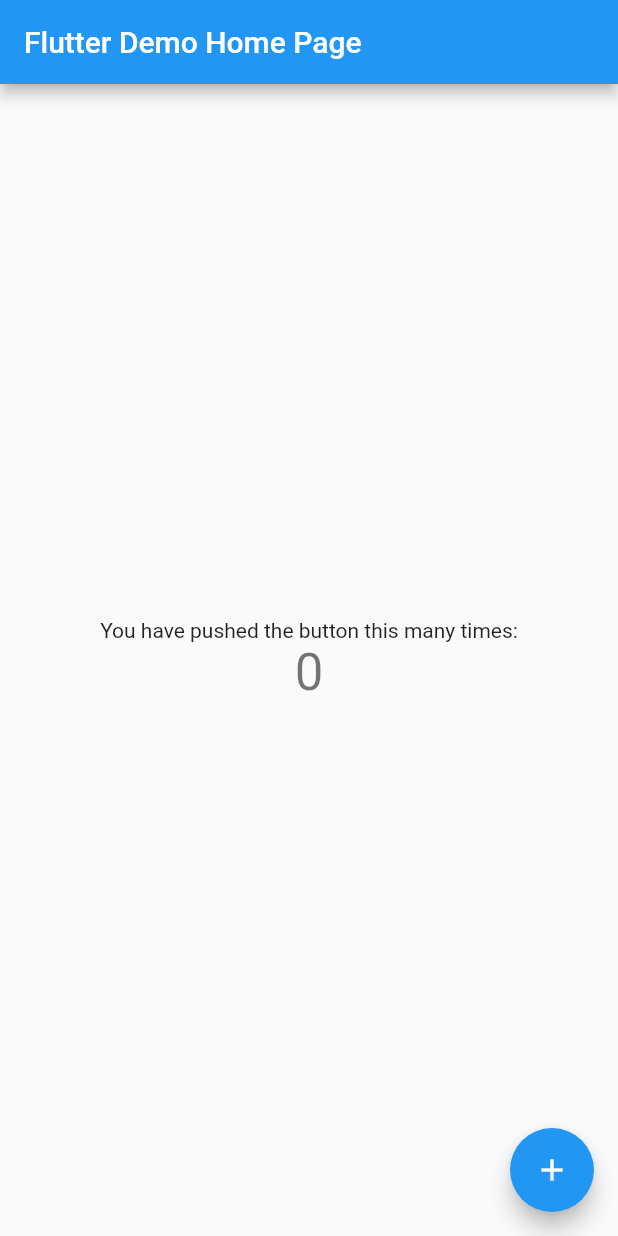
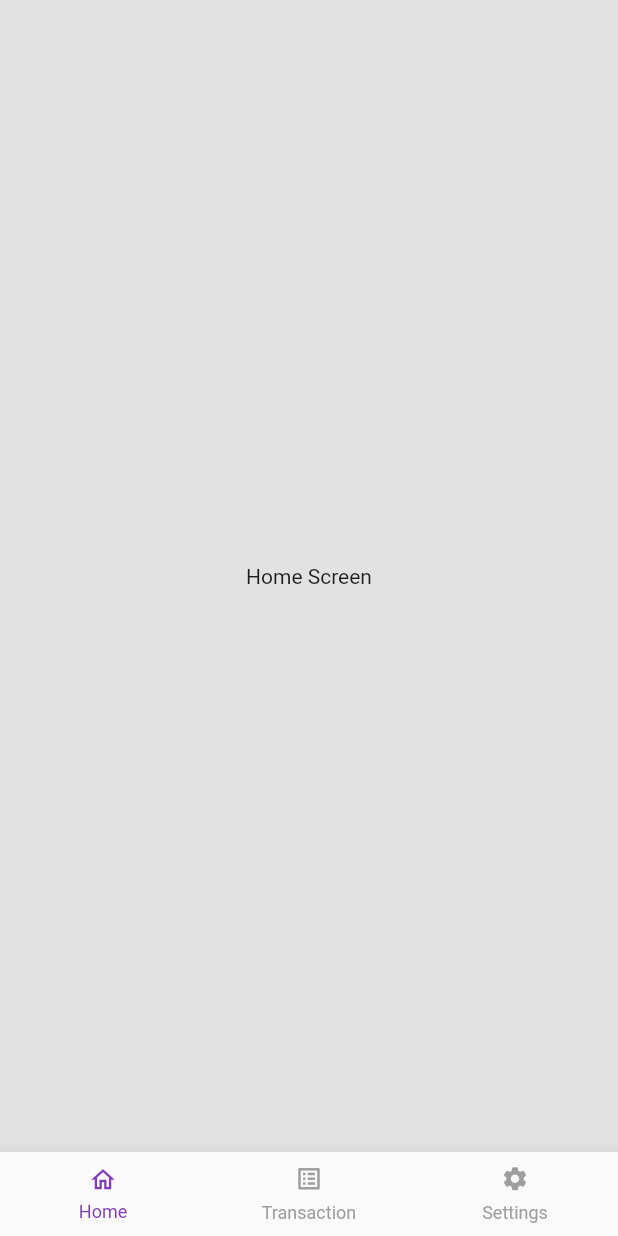
Before and after one commit to Jifflis/myBudget-flutter-app, a Flutter app: the screen it shows after launch, on a phone screen of 412 x 824 dp. Run offline on Flutter 3.47's test engine with Material 2 defaults, Android fonts, the phone set to English and light mode, and no system bars; drawn by our look-alikes of oktoast; our stand-ins replace get.

Commit message:
Add main screen

```diff
--- /dev/null
+++ b/lib/constant/custom_colors.dart
@@ -0,0 +1,20 @@
+import 'package:flutter/material.dart';
+
+class CustomColors {
+  const CustomColors._();
+
+  static const Color gray = Color(0xFF434343);
+  static const Color gray1 = Color(0xFF707070);
+  static const Color gray2 = Color(0xFF9F9F9F);
+  static const Color gray3 = Color(0xFFD6D6D6);
+  static const Color gray4 = Color(0xFFE6E6E6);
+  static const Color gray5 = Color(0xFFF8F8F8);
+  static const Color gray6 = Color(0xFFDBDADA);
+  static const Color gray7 = Color(0xFFCFCFCF);
+  static const Color gray8 = Color(0xFFEFEFEF);
+  static const Color gray9 = Color(0xFFE2E2E2);
+  static const Color gray10 = Color(0xFF4E4E4E);
+  static const Color gray11 = Color(0xFFFAFAFA);
+
+  static const Color violet = Color(0xFF813CB4);
+}
--- /dev/null
+++ b/lib/controller/main_controller.dart
@@ -0,0 +1,17 @@
+import 'dart:async';
+
+import 'package:get/get.dart';
+
+class MainController extends GetxController{
+  final RxInt _selectedBottomIndex = 0.obs;
+
+  StreamController<int> onTabPageChange = StreamController<int>.broadcast();
+
+  set selectedBottomIndex(RxInt index){
+    _selectedBottomIndex.value =  index.value;
+    onTabPageChange.add(index.value);
+  }
+
+  RxInt get selectedBottomIndex =>_selectedBottomIndex;
+
+}
--- a/lib/main.dart
+++ b/lib/main.dart
@@ -1,117 +1,29 @@
 import 'package:flutter/material.dart';
+import 'package:get/get.dart';
+import 'package:mybudget/constant/custom_colors.dart';
+import 'package:mybudget/routes.dart';
+import 'package:oktoast/oktoast.dart';
 
 void main() {
   runApp(MyApp());
 }
 
 class MyApp extends StatelessWidget {
-  // This widget is the root of your application.
   @override
   Widget build(BuildContext context) {
-    return MaterialApp(
+    return OKToast(
+      child: GetMaterialApp(
         title: 'Flutter Demo',
         theme: ThemeData(
-        // This is the theme of your application.
-        //
-        // Try running your application with "flutter run". You'll see the
-        // application has a blue toolbar. Then, without quitting the app, try
-        // changing the primarySwatch below to Colors.green and then invoke
-        // "hot reload" (press "r" in the console where you ran "flutter run",
-        // or simply save your changes to "hot reload" in a Flutter IDE).
-        // Notice that the counter didn't reset back to zero; the application
-        // is not restarted.
-        primarySwatch: Colors.blue,
           // This makes the visual density adapt to the platform that you run
           // the app on. For desktop platforms, the controls will be smaller and
           // closer together (more dense) than on mobile platforms.
           visualDensity: VisualDensity.adaptivePlatformDensity,
         ),
-      home: MyHomePage(title: 'Flutter Demo Home Page'),
+        navigatorKey: Routes.rootNavigatorKey,
+        initialRoute: Routes.SCREEN_MAIN,
+        onGenerateRoute: Routes.onGenerateRoute,
+      ),
     );
   }
 }
-
-class MyHomePage extends StatefulWidget {
-  MyHomePage({Key key, this.title}) : super(key: key);
-
-  // This widget is the home page of your application. It is stateful, meaning
-  // that it has a State object (defined below) that contains fields that affect
-  // how it looks.
-
-  // This class is the configuration for the state. It holds the values (in this
-  // case the title) provided by the parent (in this case the App widget) and
-  // used by the build method of the State. Fields in a Widget subclass are
-  // always marked "final".
-
-  final String title;
-
-  @override
-  _MyHomePageState createState() => _MyHomePageState();
-}
-
-class _MyHomePageState extends State<MyHomePage> {
-  int _counter = 0;
-
-  void _incrementCounter() {
-    setState(() {
-      // This call to setState tells the Flutter framework that something has
-      // changed in this State, which causes it to rerun the build method below
-      // so that the display can reflect the updated values. If we changed
-      // _counter without calling setState(), then the build method would not be
-      // called again, and so nothing would appear to happen.
-      _counter++;
-    });
-  }
-
-  @override
-  Widget build(BuildContext context) {
-    // This method is rerun every time setState is called, for instance as done
-    // by the _incrementCounter method above.
-    //
-    // The Flutter framework has been optimized to make rerunning build methods
-    // fast, so that you can just rebuild anything that needs updating rather
-    // than having to individually change instances of widgets.
-    return Scaffold(
-      appBar: AppBar(
-        // Here we take the value from the MyHomePage object that was created by
-        // the App.build method, and use it to set our appbar title.
-        title: Text(widget.title),
-      ),
-      body: Center(
-        // Center is a layout widget. It takes a single child and positions it
-        // in the middle of the parent.
-        child: Column(
-          // Column is also a layout widget. It takes a list of children and
-          // arranges them vertically. By default, it sizes itself to fit its
-          // children horizontally, and tries to be as tall as its parent.
-          //
-          // Invoke "debug painting" (press "p" in the console, choose the
-          // "Toggle Debug Paint" action from the Flutter Inspector in Android
-          // Studio, or the "Toggle Debug Paint" command in Visual Studio Code)
-          // to see the wireframe for each widget.
-          //
-          // Column has various properties to control how it sizes itself and
-          // how it positions its children. Here we use mainAxisAlignment to
-          // center the children vertically; the main axis here is the vertical
-          // axis because Columns are vertical (the cross axis would be
-          // horizontal).
-          mainAxisAlignment: MainAxisAlignment.center,
-          children: <Widget>[
-            Text(
-              'You have pushed the button this many times:',
-            ),
-            Text(
-              '$_counter',
-              style: Theme.of(context).textTheme.headline4,
-            ),
-          ],
-        ),
-      ),
-      floatingActionButton: FloatingActionButton(
-        onPressed: _incrementCounter,
-        tooltip: 'Increment',
-        child: Icon(Icons.add),
-      ), // This trailing comma makes auto-formatting nicer for build methods.
-    );
-  }
-}
--- /dev/null
+++ b/lib/routes.dart
@@ -0,0 +1,303 @@
+import 'package:flutter/cupertino.dart';
+import 'package:flutter/material.dart';
+import 'package:flutter/services.dart';
+
+import 'screen/home_screen.dart';
+import 'screen/main_screen.dart';
+import 'screen/settings_screen.dart';
+import 'screen/transactions_screen.dart';
+
+class Routes {
+  Routes._();
+
+  ///Screen Routes
+  ///
+  ///
+  static const String SCREEN_MAIN = '/';
+  static const String SCREEN_HOME = '/home_screen';
+  static const String SCREEN_SETTINGS = '/settings_screen';
+  static const String SCREEN_TRANSACTIONS = '/transaction_screen';
+
+  //navigator key ------------------------------------------------------------
+  /// set navigators key.
+  ///
+  ///
+  static final GlobalKey<NavigatorState> rootNavigatorKey =
+      GlobalKey<NavigatorState>();
+
+  static final GlobalKey<NavigatorState> homeNavigatorKey =
+      GlobalKey<NavigatorState>();
+
+  static final GlobalKey<NavigatorState> settingsNavigatorKey =
+      GlobalKey<NavigatorState>();
+
+  static final GlobalKey<NavigatorState> transactionNavigatorKey =
+      GlobalKey<NavigatorState>();
+
+  /// Get navigators.
+  ///
+  ///
+  static NavigatorState get rootNavigator => rootNavigatorKey.currentState;
+
+  static NavigatorState get homeNavigator => homeNavigatorKey.currentState;
+
+  static NavigatorState get settingsNavigator =>
+      settingsNavigatorKey.currentState;
+
+  static NavigatorState get transactionNavigator =>
+      transactionNavigatorKey.currentState;
+
+  /// List of initial routes when a [SubNavigator]
+  /// widget is created.
+  ///
+  static String currentSubNavigatorInitialRoute;
+
+  /// [MaterialApp.onGenerateRoute] callback.
+  ///
+  ///
+  static CupertinoPageRoute<Widget> onGenerateRoute(RouteSettings settings) {
+    Widget screen;
+
+    switch (settings.name) {
+      case SCREEN_MAIN:
+        screen = MainScreen();
+        break;
+
+      case SCREEN_HOME:
+        screen = HomeScreen();
+        break;
+
+      case SCREEN_TRANSACTIONS:
+        screen = TransactionsScreen();
+        break;
+
+      case SCREEN_SETTINGS:
+        screen = SettingsScreen();
+        break;
+    }
+
+    if (settings.name == SCREEN_MAIN &&
+        currentSubNavigatorInitialRoute != null) {
+      // When current sub-navigator initial route is set,
+      // do not display initial route because it is already displayed.
+      return null;
+    }
+
+    return CupertinoPageRoute<Widget>(
+      builder: (_) {
+        if (currentSubNavigatorInitialRoute == settings.name) {
+          // Disable back swipe gesture.
+          return WillPopScope(
+            onWillPop: () async => false,
+            child: screen,
+          );
+        }
+
+        return screen;
+      },
+      settings: settings,
+    );
+  }
+
+  /// Delayed route used when calling [pushNamedOnSubNavigatorChanged].
+  ///
+  ///
+  static Function _delayedRoute;
+
+  /// Navigate to screen via [CupertinoPageRoute].
+  ///
+  /// If [navigator] is not set, it will use the [rootNavigator].
+  static void push(Widget screen, {NavigatorState navigator}) {
+    final CupertinoPageRoute<Widget> route = CupertinoPageRoute<Widget>(
+      builder: (_) => screen,
+    );
+
+    if (navigator != null) {
+      navigator.push(route);
+      return;
+    }
+
+    rootNavigator.push(route);
+  }
+
+  /// Navigate to route name via [CupertinoPageRoute].
+  ///
+  /// If [navigator] is not set, it will use the [rootNavigator].
+  static void pushNamed(String routeName,
+      {NavigatorState navigator, Object arguments}) {
+    if (navigator != null) {
+      navigator.pushNamed(routeName, arguments: arguments);
+      return;
+    }
+
+    rootNavigator.pushNamed(routeName, arguments: arguments);
+  }
+
+  /// Navigate to route name via [CupertinoPageRoute].
+  ///
+  /// [navigateTo] is a function where the changing of [SubNavigator]
+  /// happens. Example of this is changing the selected item of the
+  /// bottom nav bar.
+  ///
+  /// If [isUseRootNavigator] is set to TRUE, it will use the [rootNavigator],
+  /// otherwise, it will use the navigator of the target [SubNavigator].
+  static void pushNamedOnSubNavigatorChanged(
+      String routeName, VoidCallback navigateTo,
+      {bool isUseRootNavigator = false, Object arguments}) {
+    _delayedRoute = (NavigatorState navigator) async {
+      Routes._delayedRoute = null;
+      await Future<void>.delayed(const Duration(milliseconds: 50));
+      pushNamed(routeName,
+          navigator: isUseRootNavigator ? null : navigator,
+          arguments: arguments);
+    };
+    navigateTo();
+  }
+
+  /// Navigate to route name via [CupertinoPageRoute].
+  ///
+  /// [navigateTo] is a function where the changing of [SubNavigator]
+  /// happens. Example of this is changing the selected item of the
+  /// bottom nav bar.
+  static void executeOnSubNavigatorChanged(
+    VoidCallback executeOnChanged,
+    VoidCallback navigateTo,
+  ) {
+    _delayedRoute = (NavigatorState navigator) async {
+      Routes._delayedRoute = null;
+      await Future<void>.delayed(const Duration(milliseconds: 50));
+      executeOnChanged();
+    };
+    navigateTo();
+  }
+
+  /// Replace current route and navigate to
+  /// route name via [CupertinoPageRoute].
+  ///
+  /// If [navigator] is not set, it will use the [rootNavigator].
+  static void pushReplacementNamed(String routeName,
+      {NavigatorState navigator, Object arguments}) {
+    if (navigator != null) {
+      navigator.pushReplacementNamed(routeName, arguments: arguments);
+      return;
+    }
+
+    rootNavigator.pushReplacementNamed(routeName, arguments: arguments);
+  }
+
+  /// Pop current route of [navigator].
+  ///
+  /// If [navigator] is not set, it will use the [rootNavigator].
+  static void pop<T extends Object>({NavigatorState navigator, T result}) {
+    if (navigator != null) {
+      navigator.pop(result);
+      return;
+    }
+
+    rootNavigator.pop(result);
+  }
+
+  /// Pop routes until [predicate] returns TRUE.
+  ///
+  /// If [navigator] is not set, it will use the [rootNavigator].
+  static void popUntil(
+    RoutePredicate predicate, {
+    NavigatorState navigator,
+  }) {
+    if (navigator != null) {
+      navigator.popUntil(predicate);
+      return;
+    }
+
+    rootNavigator.popUntil(predicate);
+  }
+}
+
+//--------------------------------------------------------------------------------
+/// A navigator widget who is a child of [MaterialApp] navigator.
+///
+///
+class SubNavigator extends StatelessWidget {
+  const SubNavigator(
+      {@required this.navigatorKey, @required this.initialRoute, Key key})
+      : super(key: key);
+
+  final GlobalKey<NavigatorState> navigatorKey;
+  final String initialRoute;
+
+  @override
+  Widget build(BuildContext context) {
+    final _SubNavigatorObserver _navigatorObserver =
+        _SubNavigatorObserver(initialRoute, navigatorKey);
+    Routes.currentSubNavigatorInitialRoute = initialRoute;
+
+    return WillPopScope(
+      onWillPop: () async {
+        if (_navigatorObserver.isInitialScreen) {
+          Routes.currentSubNavigatorInitialRoute = null;
+          await SystemNavigator.pop();
+          return true;
+        }
+
+        final bool canPop = navigatorKey.currentState.canPop();
+
+        if (canPop) {
+          navigatorKey.currentState.pop();
+        }
+
+        return !canPop;
+      },
+      child: Navigator(
+        key: navigatorKey,
+        observers: <NavigatorObserver>[_navigatorObserver],
+        initialRoute: initialRoute,
+        onGenerateRoute: Routes.onGenerateRoute,
+      ),
+    );
+  }
+}
+
+//--------------------------------------------------------------------------------
+/// [NavigatorObserver] of [SubNavigator] widget.
+///
+///
+class _SubNavigatorObserver extends NavigatorObserver {
+  _SubNavigatorObserver(this._initialRoute, this._navigatorKey);
+
+  final String _initialRoute;
+  final GlobalKey<NavigatorState> _navigatorKey;
+  final List<String> _routeNameStack = <String>[];
+
+  bool _isInitialScreen = false;
+
+  /// Flag if current route is the initial screen.
+  ///
+  ///
+  bool get isInitialScreen => _isInitialScreen;
+
+  @override
+  void didPush(Route<dynamic> route, Route<dynamic> previousRoute) {
+    _routeNameStack.add(route.settings.name);
+    _isInitialScreen = _routeNameStack.last == _initialRoute;
+
+    if (_isInitialScreen && Routes._delayedRoute != null) {
+      Routes._delayedRoute(_navigatorKey.currentState);
+    }
+  }
+
+  @override
+  void didPop(Route<dynamic> route, Route<dynamic> previousRoute) {
+    _routeNameStack.remove(route.settings.name);
+  }
+
+  @override
+  void didRemove(Route<dynamic> route, Route<dynamic> previousRoute) {
+    _routeNameStack.remove(route.settings.name);
+  }
+
+  @override
+  void didReplace({Route<dynamic> newRoute, Route<dynamic> oldRoute}) {
+    _routeNameStack.remove(oldRoute.settings.name);
+    _routeNameStack.add(newRoute.settings.name);
+  }
+}
--- /dev/null
+++ b/lib/screen/home_screen.dart
@@ -0,0 +1,15 @@
+import 'package:flutter/material.dart';
+
+class HomeScreen extends StatelessWidget {
+  @override
+  Widget build(BuildContext context) {
+    return Container(
+      child: Column(
+        mainAxisAlignment: MainAxisAlignment.center,
+        children: [
+          Text('Home Screen'),
+        ],
+      ),
+    );
+  }
+}
--- /dev/null
+++ b/lib/screen/main_screen.dart
@@ -0,0 +1,89 @@
+import 'package:flutter/material.dart';
+import 'package:get/get.dart';
+import 'package:mybudget/constant/custom_colors.dart';
+
+import '../controller/main_controller.dart';
+import '../routes.dart';
+
+class MainScreen extends StatelessWidget {
+  final List<Widget> _navigationScreens = <Widget>[
+    SubNavigator(
+        navigatorKey: Routes.homeNavigatorKey,
+        initialRoute: Routes.SCREEN_HOME),
+    SubNavigator(
+      navigatorKey: Routes.transactionNavigatorKey,
+      initialRoute: Routes.SCREEN_TRANSACTIONS,
+    ),
+    SubNavigator(
+        navigatorKey: Routes.settingsNavigatorKey,
+        initialRoute: Routes.SCREEN_SETTINGS),
+  ];
+
+  @override
+  Widget build(BuildContext context) {
+    final MainController controller = Get.put(MainController());
+    return Obx(
+      () => Scaffold(
+        body: _navigationScreens[controller.selectedBottomIndex.value],
+        bottomNavigationBar: _buildBottomNavigation(context, controller),
+      ),
+    );
+  }
+
+  /// Build bottom navigation widget.
+  ///
+  ///
+  Widget _buildBottomNavigation(
+          BuildContext context, MainController controller) =>
+      BottomNavigationBar(
+        backgroundColor: CustomColors.gray11,
+        elevation: 10,
+        selectedFontSize: 12,
+        unselectedFontSize: 12,
+        selectedItemColor: CustomColors.violet,
+        unselectedItemColor: Colors.grey,
+        currentIndex: controller.selectedBottomIndex.value,
+        type: BottomNavigationBarType.fixed,
+        onTap: (int index) {
+          controller.selectedBottomIndex.value = index;
+        },
+        items: _bottomNavigationItems(),
+      );
+
+  /// Bottom navigation items.
+  ///
+  ///
+  List<BottomNavigationBarItem> _bottomNavigationItems() =>
+      <BottomNavigationBarItem>[
+        const BottomNavigationBarItem(
+          icon: Padding(
+            padding: EdgeInsets.only(bottom: 5),
+            child: Icon(
+              Icons.home_outlined,
+              size: 19,
+            ),
+          ),
+          label: 'Home',
+        ),
+        const BottomNavigationBarItem(
+          icon: Padding(
+            padding: EdgeInsets.only(bottom: 6),
+            child: Icon(
+              Icons.list_alt,
+              size: 19,
+            ),
+          ),
+          label: 'Transaction',
+        ),
+        const BottomNavigationBarItem(
+          icon: Padding(
+            padding: EdgeInsets.only(bottom: 6),
+            child: Icon(
+              Icons.settings,
+              size: 19,
+            ),
+          ),
+          label: 'Settings',
+        ),
+      ];
+}
--- /dev/null
+++ b/lib/screen/settings_screen.dart
@@ -0,0 +1,15 @@
+import 'package:flutter/material.dart';
+
+class SettingsScreen extends StatelessWidget {
+  @override
+  Widget build(BuildContext context) {
+    return Container(
+      child: Column(
+        mainAxisAlignment: MainAxisAlignment.center,
+        children: [
+          Text('Settings Screen'),
+        ],
+      ),
+    );
+  }
+}
--- /dev/null
+++ b/lib/screen/transactions_screen.dart
@@ -0,0 +1,15 @@
+import 'package:flutter/material.dart';
+
+class TransactionsScreen extends StatelessWidget {
+  @override
+  Widget build(BuildContext context) {
+    return Container(
+      child: Column(
+        mainAxisAlignment: MainAxisAlignment.center,
+        children: [
+          Text('Transactions Screen'),
+        ],
+      ),
+    );
+  }
+}
--- a/pubspec.yaml
+++ b/pubspec.yaml
@@ -28,6 +28,8 @@ dependencies:
   # The following adds the Cupertino Icons font to your application.
   # Use with the CupertinoIcons class for iOS style icons.
   cupertino_icons: ^1.0.0
+  get: ^3.20.0
+  oktoast: ^2.3.2
 
 dev_dependencies:
   flutter_test:
```
Also changed, not shown: pubspec.lock, 13 other files. Lines whose indentation alone changed are shown as unchanged.
